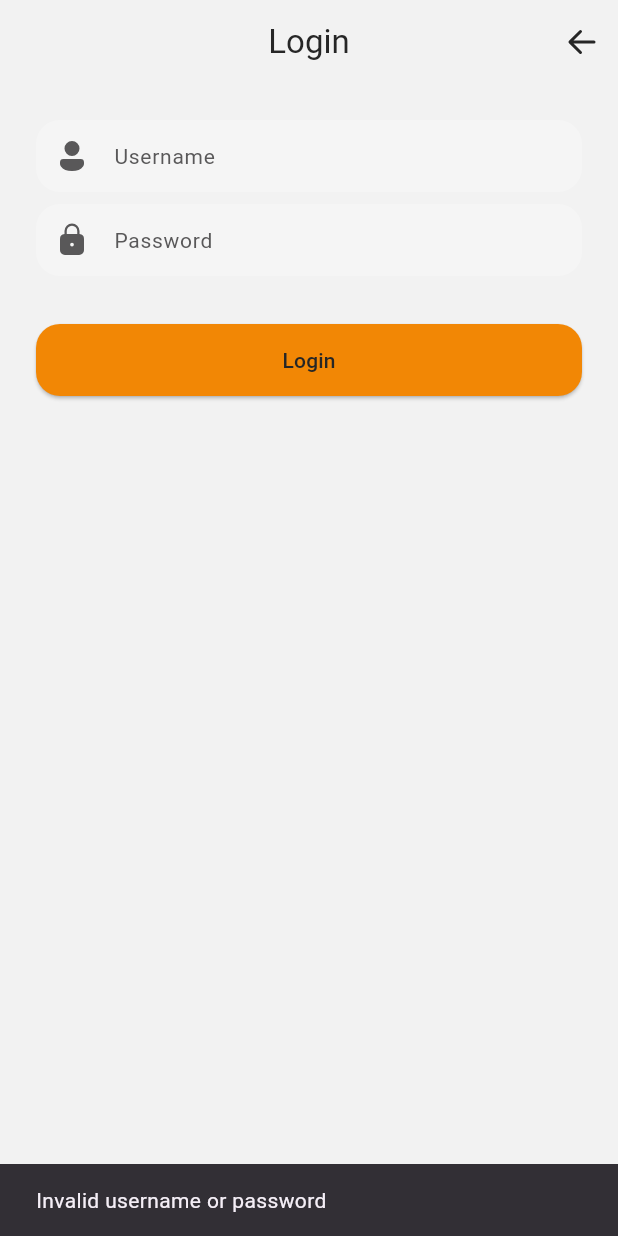
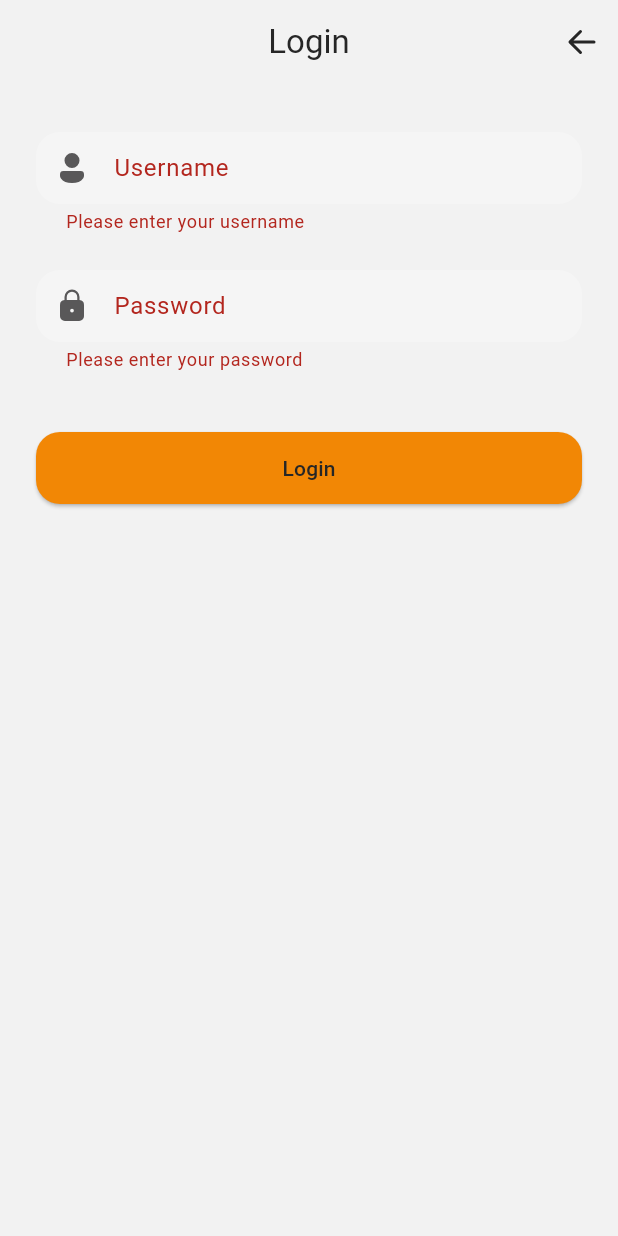
Before and after one commit to Raihan260/SDG_Adventure_2, a Flutter app: the screen it shows after launch, after a tap on "Login", on a phone screen of 412 x 824 dp. Run offline on Flutter 3.47's test engine with Material 3 defaults, Android fonts, the phone set to English and light mode, and no system bars; our stand-ins replace fluentui_system_icons, shared_preferences.

Commit message:
Changes to be committed: 	modified:   lib/Login/login_page.dart 	modified:   lib/Login/root_page.dart

```diff
--- a/lib/Login/login_page.dart
+++ b/lib/Login/login_page.dart
@@ -14,7 +14,6 @@ class LoginPage extends StatefulWidget {
 class _LoginPageState extends State<LoginPage> {
   final TextEditingController _usernameController = TextEditingController();
   final TextEditingController _passwordController = TextEditingController();
-
   final _formKey = GlobalKey<FormState>();
 
   final Map<String, String> _accounts = {
@@ -55,10 +54,16 @@ class _LoginPageState extends State<LoginPage> {
         actions: [
           IconButton(
             onPressed: () {},
-              icon: const Icon(FluentIcons.arrow_left_32_filled, color: AppColor.mainBlack))
+            icon: const Icon(
+              FluentIcons.arrow_left_32_filled,
+              color: AppColor.mainBlack,
+            ),
+          )
         ],
-        title: const Text("Login",
-            style: TextStyle(color: AppColor.mainBlack)),
+        title: const Text(
+          "Login",
+          style: TextStyle(color: AppColor.mainBlack),
+        ),
         centerTitle: true,
         backgroundColor: AppColor.base,
         elevation: 0,
@@ -77,28 +82,42 @@ class _LoginPageState extends State<LoginPage> {
                       InputField(
                         controller: _usernameController,
                         label: "Username",
-                        icon: const Icon(FluentIcons.person_24_filled, color: AppColor.mainGrey),
+                        icon: const Icon(
+                          FluentIcons.person_24_filled,
+                          color: AppColor.mainGrey,
+                        ),
+                        validator: (value) =>
+                            value == null || value.isEmpty ? 'Please enter your username' : null,
                       ),
                       const SizedBox(height: 8),
                       InputField(
                         controller: _passwordController,
                         label: "Password",
-                        icon: const Icon(FluentIcons.lock_closed_24_filled, color: AppColor.mainGrey),
                         obscureText: true,
-                      )
+                        icon: const Icon(
+                          FluentIcons.lock_closed_24_filled,
+                          color: AppColor.mainGrey,
+                        ),
+                        validator: (value) =>
+                            value == null || value.isEmpty ? 'Please enter your password' : null,
+                      ),
                     ],
                   ),
                   const SizedBox(height: 32),
                   ElevatedButton(
                     onPressed: _login,
-                    child: const Text("Login", style: TextStyle(color: AppColor.mainBlack)),
                     style: ElevatedButton.styleFrom(
                       backgroundColor: AppColor.orange,
-                      shape: RoundedRectangleBorder(borderRadius: BorderRadius.circular(16)),
-                      alignment: Alignment.center,
+                      shape: RoundedRectangleBorder(
+                        borderRadius: BorderRadius.circular(16),
+                      ),
                       minimumSize: const Size(364, 48),
                     ),
-                  )
+                    child: const Text(
+                      "Login",
+                      style: TextStyle(color: AppColor.mainBlack),
+                    ),
+                  ),
                 ],
               ),
             )
@@ -113,32 +132,29 @@ class InputField extends StatelessWidget {
   final TextEditingController controller;
   final String label;
   final bool obscureText;
-  final FocusNode? focusNode;
+  final Icon icon;
   final String? Function(String?)? validator;
-  final Icon icon;
 
   const InputField({
     super.key,
     required this.controller,
     required this.label,
     this.obscureText = false,
-    this.focusNode,
+    required this.icon,
     this.validator,
-    required this.icon,
   });
 
   @override
   Widget build(BuildContext context) {
-    return TextFormField(
+    return Padding(
+      padding: const EdgeInsets.symmetric(vertical: 8),
+      child: TextFormField(
         controller: controller,
-      focusNode: focusNode,
         obscureText: obscureText,
-      textInputAction: TextInputAction.done,
         validator: validator,
         decoration: InputDecoration(
           prefixIcon: icon,
           labelText: label,
-        labelStyle: const TextStyle(fontSize: 14, color: AppColor.mainGrey),
           filled: true,
           fillColor: AppColor.white,
           contentPadding: const EdgeInsets.symmetric(vertical: 12, horizontal: 16),
@@ -147,6 +163,7 @@ class InputField extends StatelessWidget {
             borderSide: BorderSide.none,
           ),
         ),
+      ),
     );
   }
 }
--- a/lib/Login/root_page.dart
+++ b/lib/Login/root_page.dart
@@ -1,31 +1,45 @@
 import 'package:flutter/material.dart';
+import 'package:shared_preferences/shared_preferences.dart';
 import 'package:sdg_adventure_2/Login/login_page.dart';
 import 'package:sdg_adventure_2/bottom_navbar.dart';
-import 'package:shared_preferences/shared_preferences.dart';
 
-class RootPage extends StatelessWidget {
+class RootPage extends StatefulWidget {
   const RootPage({super.key});
 
-  Future<bool> isLoggedIn() async {
+  @override
+  State<RootPage> createState() => _RootPageState();
+}
+
+class _RootPageState extends State<RootPage> {
+  late Future<bool> _loginStatusFuture;
+
+  Future<bool> checkLoginStatus() async {
     final prefs = await SharedPreferences.getInstance();
     return prefs.getBool('isLoggedIn') ?? false;
   }
 
   @override
+  void initState() {
+    super.initState();
+    _loginStatusFuture = checkLoginStatus();
+  }
+
+  @override
   Widget build(BuildContext context) {
     return FutureBuilder<bool>(
-      future: isLoggedIn(),
+      future: _loginStatusFuture,
       builder: (context, snapshot) {
         if (snapshot.connectionState == ConnectionState.waiting) {
           return const Scaffold(
             body: Center(child: CircularProgressIndicator()),
           );
-        }
-
-        if (snapshot.data == true) {
-          return const BottomNavbar();
+        } else if (snapshot.hasError) {
+          return const Scaffold(
+            body: Center(child: Text("Something went wrong")),
+          );
         } else {
-          return const LoginPage();
+          final isLoggedIn = snapshot.data ?? false;
+          return isLoggedIn ? const BottomNavbar() : const LoginPage();
         }
       },
     );
```
Lines whose indentation alone changed are shown as unchanged.
